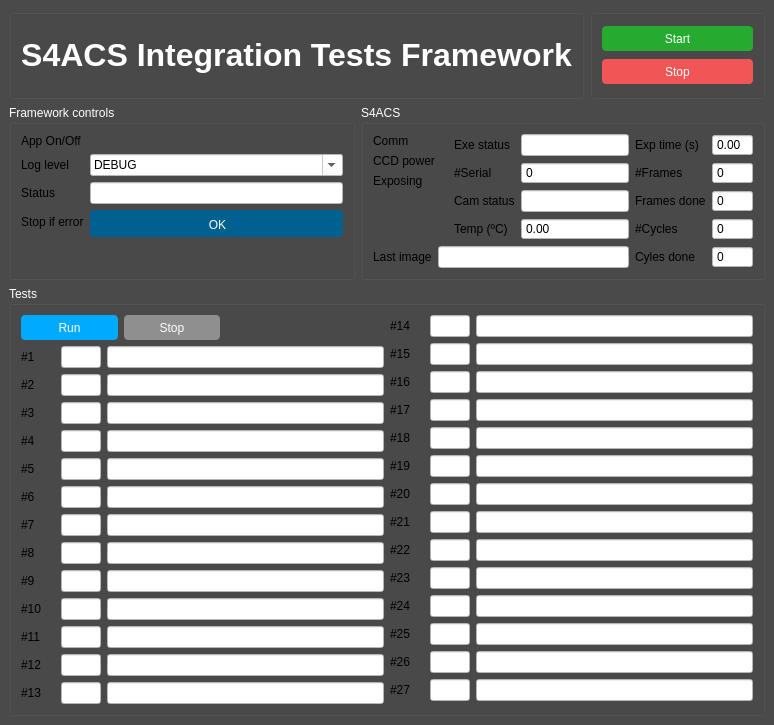
Qt form func_tests/gui/gui.ui (dev-LNA/S4CSTP) before a commit.
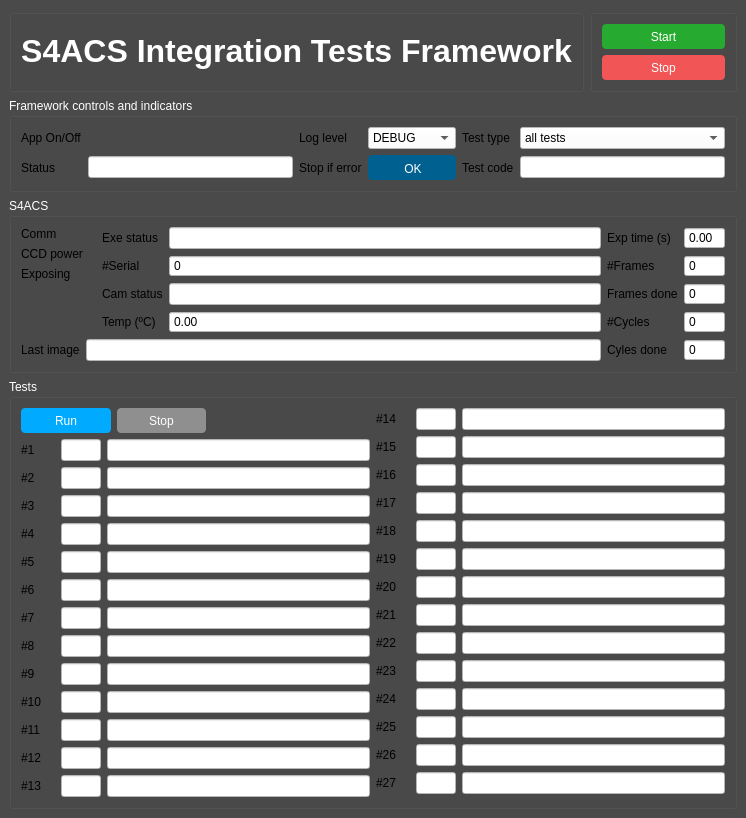
The same form after that commit.

Commit message: add selector to the test case

Diff of the .ui file:
```diff
--- a/func_tests/gui/gui.ui
+++ b/func_tests/gui/gui.ui
@@ -6,8 +6,8 @@
    <rect>
     <x>0</x>
     <y>0</y>
-    <width>774</width>
-    <height>725</height>
+    <width>746</width>
+    <height>817</height>
    </rect>
   </property>
   <property name="palette">
@@ -437,11 +437,18 @@
 QDoubleSpinBox,
 QDateTimeEdit,
 QComboBox {
-    background-color: rgb(255, 255, 255);
-	font: 8pt &quot;Arial&quot;;
+    background-color: rgb(255,255,255);
+	font: 10pt &quot;Arial&quot;;
 	color: rgb(0, 0, 0);
 }
 
+QComboBox QAbstractItemView {
+	color: rgb(0,0,0);
+    background-color: rgb(255,255,255);
+    selection-background-color: rgb(0, 120, 215);
+    selection-color:  rgb(255,255,255);
+}
+
 QLabel[led=true]{
 background-color: rgb(0, 50, 0);
 border-style: solid;
@@ -1015,6 +1022,12 @@
         <layout class="QVBoxLayout" name="verticalLayout_2">
          <item>
           <widget class="QPushButton" name="framework_start_btn">
+           <property name="minimumSize">
+            <size>
+             <width>100</width>
+             <height>25</height>
+            </size>
+           </property>
            <property name="styleSheet">
             <string notr="true">QPushButton:disabled {
 background-color: rgb(143, 143, 143);
@@ -1053,8 +1066,6 @@
      </layout>
     </item>
     <item>
-     <layout class="QHBoxLayout" name="horizontalLayout_5">
-      <item>
        <widget class="QGroupBox" name="groupBox_3">
         <property name="palette">
          <palette>
@@ -1094,21 +1105,52 @@
          </palette>
         </property>
         <property name="title">
-         <string>Framework controls</string>
-        </property>
-        <layout class="QFormLayout" name="formLayout">
-         <item row="1" column="1">
+       <string>Framework controls and indicators</string>
+      </property>
+      <layout class="QGridLayout" name="gridLayout_3">
+       <item row="0" column="0">
+        <widget class="QLabel" name="emcs_log_level_3">
+         <property name="text">
+          <string>App On/Off</string>
+         </property>
+         <property name="text_label" stdset="0">
+          <bool>true</bool>
+         </property>
+        </widget>
+       </item>
+       <item row="0" column="1">
+        <widget class="QLabel" name="framework_on_off_led">
+         <property name="styleSheet">
+          <string notr="true"/>
+         </property>
+         <property name="led" stdset="0">
+          <bool>true</bool>
+         </property>
+         <property name="led_status" stdset="0">
+          <string>off</string>
+         </property>
+        </widget>
+       </item>
+       <item row="0" column="2">
+        <widget class="QLabel" name="emcs_log_level_2">
+         <property name="text">
+          <string>Log level</string>
+         </property>
+         <property name="text_label" stdset="0">
+          <bool>true</bool>
+         </property>
+        </widget>
+       </item>
+       <item row="0" column="3">
           <widget class="QComboBox" name="framework_log_level">
            <property name="enabled">
             <bool>true</bool>
            </property>
            <property name="styleSheet">
-            <string notr="true">QCombBox{
-    text-align: right;
-}</string>
+          <string notr="true"/>
            </property>
            <property name="editable">
-            <bool>true</bool>
+          <bool>false</bool>
            </property>
            <property name="currentText">
             <string>DEBUG</string>
@@ -1146,7 +1188,74 @@
            </item>
           </widget>
          </item>
-         <item row="2" column="0">
+       <item row="0" column="4">
+        <widget class="QLabel" name="emcs_log_level_4">
+         <property name="text">
+          <string>Test type</string>
+         </property>
+         <property name="text_label" stdset="0">
+          <bool>true</bool>
+         </property>
+        </widget>
+       </item>
+       <item row="0" column="5">
+        <widget class="QComboBox" name="framework_test_type">
+         <property name="enabled">
+          <bool>true</bool>
+         </property>
+         <property name="styleSheet">
+          <string notr="true"/>
+         </property>
+         <property name="editable">
+          <bool>false</bool>
+         </property>
+         <property name="currentText">
+          <string>all tests</string>
+         </property>
+         <property name="currentIndex">
+          <number>1</number>
+         </property>
+         <property name="maxVisibleItems">
+          <number>10</number>
+         </property>
+         <item>
+          <property name="text">
+           <string>fake</string>
+          </property>
+         </item>
+         <item>
+          <property name="text">
+           <string>all tests</string>
+          </property>
+         </item>
+         <item>
+          <property name="text">
+           <string>quick tests</string>
+          </property>
+         </item>
+         <item>
+          <property name="text">
+           <string>init tests</string>
+          </property>
+         </item>
+         <item>
+          <property name="text">
+           <string>exe tests</string>
+          </property>
+         </item>
+         <item>
+          <property name="text">
+           <string>one test</string>
+          </property>
+         </item>
+         <item>
+          <property name="text">
+           <string>start with</string>
+          </property>
+         </item>
+        </widget>
+       </item>
+       <item row="1" column="0">
           <widget class="QLabel" name="label_55">
            <property name="text">
             <string>Status</string>
@@ -1156,7 +1265,7 @@
            </property>
           </widget>
          </item>
-         <item row="2" column="1">
+       <item row="1" column="1">
           <widget class="QLineEdit" name="framework_current_status">
            <property name="enabled">
             <bool>false</bool>
@@ -1166,7 +1275,7 @@
            </property>
           </widget>
          </item>
-         <item row="3" column="0">
+       <item row="1" column="2">
           <widget class="QLabel" name="label_67">
            <property name="text">
             <string>Stop if error</string>
@@ -1176,7 +1285,7 @@
            </property>
           </widget>
          </item>
-         <item row="3" column="1">
+       <item row="1" column="3">
           <widget class="QPushButton" name="framework_stop_1st_err">
            <property name="styleSheet">
             <string notr="true"/>
@@ -1192,36 +1301,26 @@
            </property>
           </widget>
          </item>
-         <item row="1" column="0">
-          <widget class="QLabel" name="emcs_log_level_2">
+       <item row="1" column="4">
+        <widget class="QLabel" name="label_68">
            <property name="text">
-            <string>Log level</string>
+          <string>Test code</string>
            </property>
            <property name="text_label" stdset="0">
             <bool>true</bool>
            </property>
           </widget>
          </item>
-         <item row="0" column="0">
-          <widget class="QLabel" name="emcs_log_level_3">
-           <property name="text">
-            <string>App On/Off</string>
-           </property>
-           <property name="text_label" stdset="0">
+       <item row="1" column="5">
+        <widget class="QLineEdit" name="framework_test_code">
+         <property name="enabled">
             <bool>true</bool>
            </property>
-          </widget>
-         </item>
-         <item row="0" column="1">
-          <widget class="QLabel" name="framework_on_off_led">
-           <property name="styleSheet">
-            <string notr="true"/>
-           </property>
-           <property name="led" stdset="0">
-            <bool>true</bool>
-           </property>
-           <property name="led_status" stdset="0">
-            <string>off</string>
+         <property name="text">
+          <string/>
+         </property>
+         <property name="readOnly">
+          <bool>false</bool>
            </property>
           </widget>
          </item>
@@ -1626,8 +1725,6 @@
          </item>
         </layout>
        </widget>
-      </item>
-     </layout>
     </item>
     <item>
      <widget class="QGroupBox" name="groupBox">
```
Lines whose indentation alone changed are shown as unchanged. The commit also changes 6 other files.
